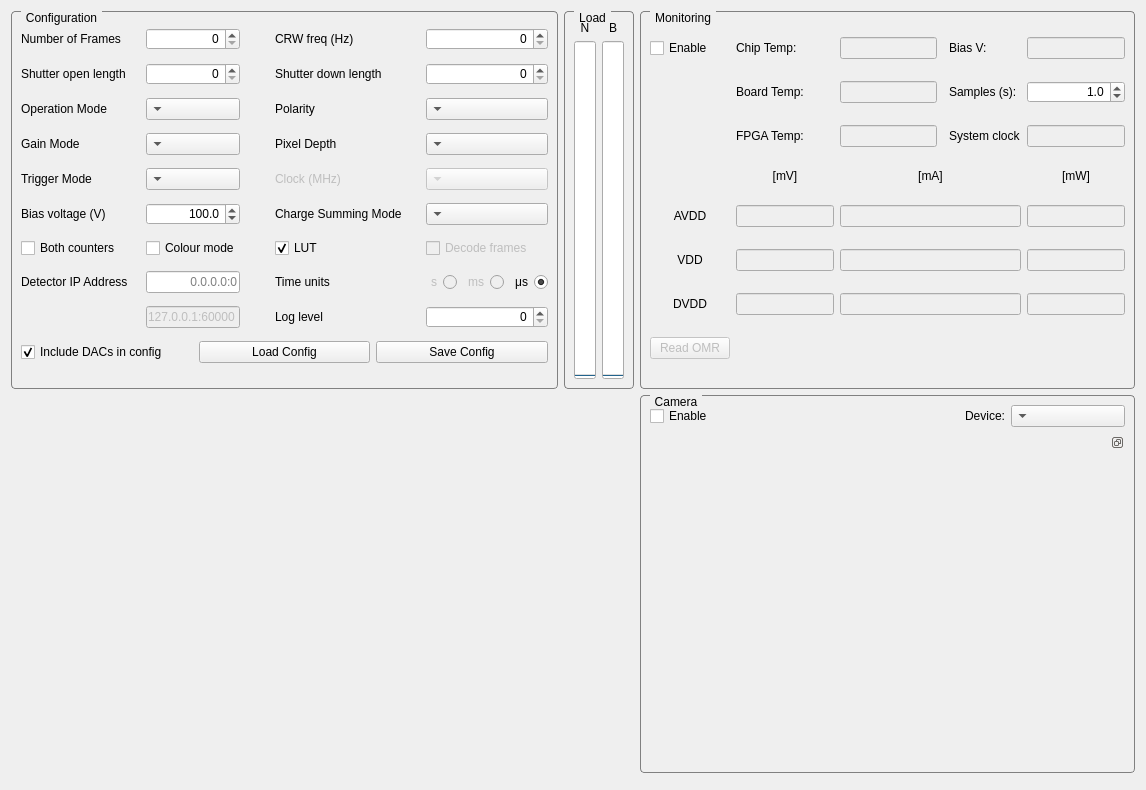
Qt form SpidrMpx3Eq/qcstmconfigmonitoring.ui (navrit/dexter) before a commit.
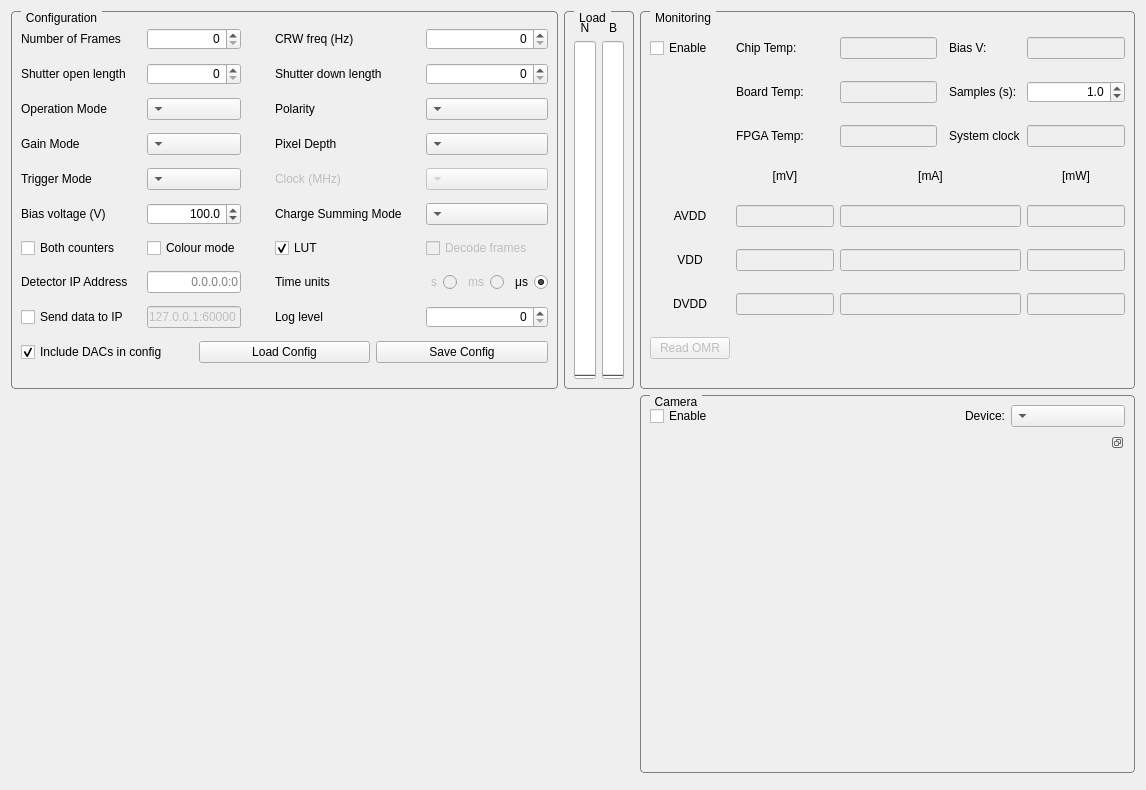
The same form after that commit.

```diff
--- a/SpidrMpx3Eq/qcstmconfigmonitoring.ui
+++ b/SpidrMpx3Eq/qcstmconfigmonitoring.ui
@@ -494,6 +494,13 @@
           </property>
          </widget>
         </item>
+        <item row="8" column="0">
+         <widget class="QCheckBox" name="checkBox_sendDataToIP">
+          <property name="text">
+           <string>Send data to IP</string>
+          </property>
+         </widget>
+        </item>
        </layout>
        <zorder>label_3</zorder>
        <zorder>operationModeComboBox</zorder>
```
Left out of the diff: 1 changed line with no effect on the pictures.
